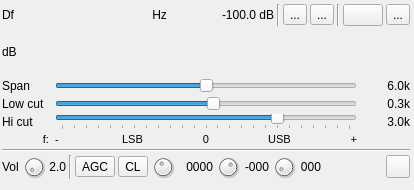
This is plugins/channelrx/demodssb/ssbdemodgui.ui in f4exb/sdrangel as Qt 5 draws it before an edit. The edited form follows.
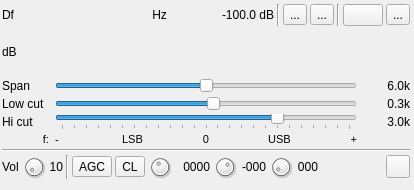
This is the edited form. Icons and pictures are not drawn. Custom widgets are drawn as their Qt base class.

Commit message: SSB demod: use log (dB) to set volume from the GUI

Patch:
```diff
--- a/plugins/channelrx/demodssb/ssbdemodgui.ui
+++ b/plugins/channelrx/demodssb/ssbdemodgui.ui
@@ -689,14 +689,11 @@
       </item>
       <item>
        <widget class="QLabel" name="volumeText">
-        <property name="maximumSize">
-         <size>
-          <width>30</width>
-          <height>16777215</height>
-         </size>
+        <property name="toolTip">
+         <string>Audio volume in dB</string>
         </property>
         <property name="text">
-         <string>2.0</string>
+         <string>10</string>
         </property>
         <property name="alignment">
          <set>Qt::AlignRight|Qt::AlignTrailing|Qt::AlignVCenter</set>
```
Left out of the diff: 6 changed lines with no effect on the pictures. The commit also changes 2 other files.
